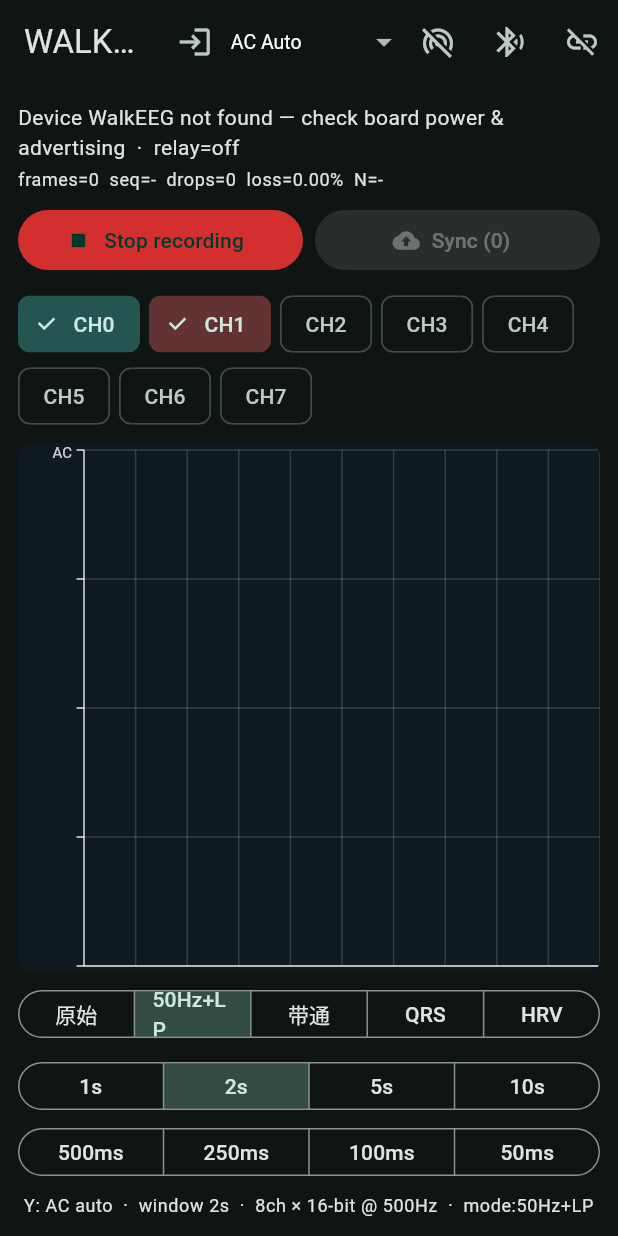
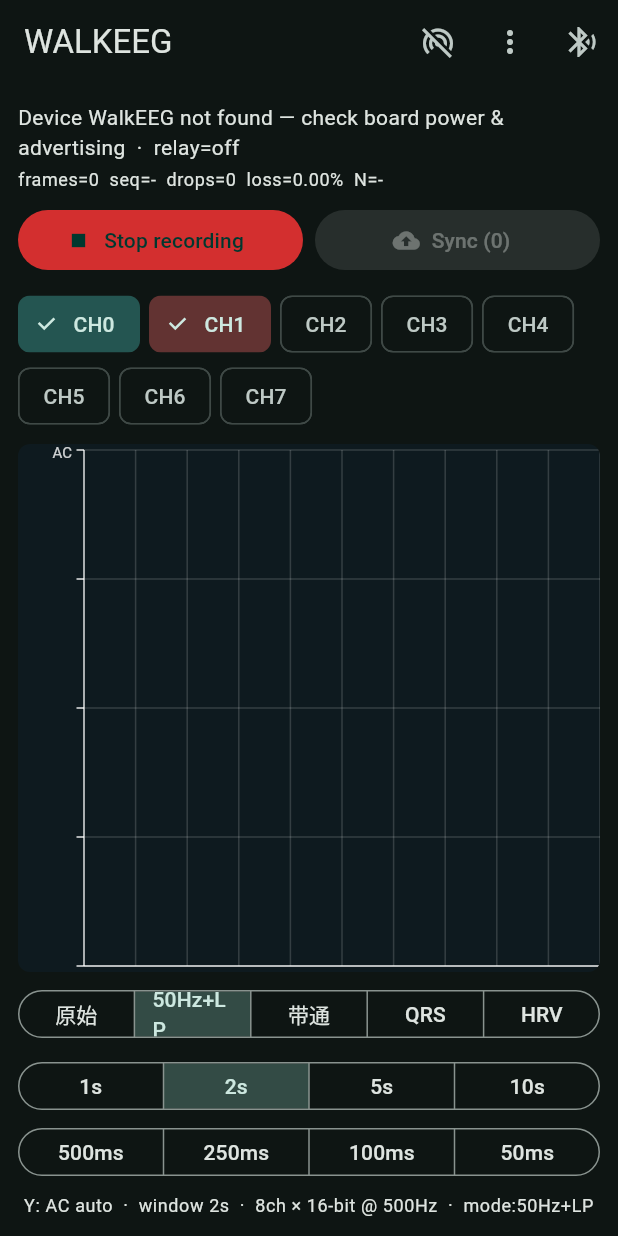
Before and after one commit to WalkEEG/WalkEEG, a Flutter app: the screen it shows after launch, after a tap on the "bluetooth searching" icon, after a tap on "Start recording", on a phone screen of 412 x 824 dp. Run offline on Flutter 3.47's test engine with Material 3 defaults, Android fonts, the phone set to English and light mode, and no system bars; our stand-ins replace flutter_blue_plus, permission_handler, shared_preferences; missing offline and left inert: aws_client.

Commit message:
fix(app): move relay button first, collapse AppBar actions, default relay host

```diff
--- a/05-Flutter program/lib/main.dart
+++ b/05-Flutter program/lib/main.dart
@@ -363,55 +363,73 @@
       appBar: AppBar(
         title: const Text('WALKEEG'),
         actions: [
-          if (_session != null)
-            Padding(
-              padding: const EdgeInsets.only(right: 4),
-              child: Center(
-                child: Text(
-                  _session!.email,
-                  style: const TextStyle(fontSize: 12, color: Colors.white70),
-                ),
-              ),
-            ),
           IconButton(
-            tooltip: _session == null ? 'Sign in' : 'Sign out',
-            onPressed: _session == null ? _openLogin : _logout,
-            icon: Icon(_session == null ? Icons.login : Icons.logout),
-          ),
-          DropdownButtonHideUnderline(
-            child: DropdownButton<double>(
-              value: _yMax,
-              dropdownColor: const Color(0xFF16262C),
-              iconEnabledColor: Colors.white70,
-              style: const TextStyle(color: Colors.white, fontSize: 13),
-              items: [
-                for (final (label, max) in _yRanges)
-                  DropdownMenuItem(value: max, child: Text(label)),
-              ],
-              onChanged: (v) {
-                if (v != null) setState(() => _yMax = v);
-              },
-            ),
-          ),
-          IconButton(
-            tooltip: _relay.connected ? 'Relay connected' : 'Relay to local server',
+            tooltip: _relay.connected
+                ? 'Relay connected'
+                : 'Relay to local server',
             onPressed: _openRelay,
             icon: Icon(_relay.connected
                 ? Icons.wifi_tethering
                 : Icons.wifi_tethering_off),
           ),
+          PopupMenuButton<String>(
+            tooltip: 'More',
+            onSelected: (v) {
+              if (v == 'account') {
+                if (_session == null) {
+                  _openLogin();
+                } else {
+                  _logout();
+                }
+                return;
+              }
+              if (v.startsWith('y:')) {
+                final max = double.tryParse(v.substring(2));
+                if (max != null) setState(() => _yMax = max);
+              }
+            },
+            itemBuilder: (ctx) => [
+              PopupMenuItem(
+                value: 'account',
+                child: Text(_session == null ? 'Sign in' : 'Sign out'),
+              ),
+              const PopupMenuDivider(),
+              for (final (label, max) in _yRanges)
+                PopupMenuItem(
+                  value: 'y:$max',
+                  child: Row(
+                    children: [
+                      if (_yMax == max)
+                        const Icon(Icons.check, size: 16)
+                      else
+                        const SizedBox(width: 16),
+                      const SizedBox(width: 8),
+                      Text(label),
+                    ],
+                  ),
+                ),
+            ],
+          ),
           IconButton(
-            tooltip: 'Connect',
+            tooltip: (_state == BleLinkState.connected ||
+                    _state == BleLinkState.streaming)
+                ? 'Disconnect'
+                : 'Connect',
             onPressed: _state == BleLinkState.scanning ||
                     _state == BleLinkState.connecting
                 ? null
-                : () => _ble.startScanAndConnect(),
-            icon: const Icon(Icons.bluetooth_searching),
-          ),
-          IconButton(
-            tooltip: 'Disconnect',
-            onPressed: () => _ble.disconnect(),
-            icon: const Icon(Icons.link_off),
+                : () {
+                    if (_state == BleLinkState.connected ||
+                        _state == BleLinkState.streaming) {
+                      _ble.disconnect();
+                    } else {
+                      _ble.startScanAndConnect();
+                    }
+                  },
+            icon: Icon((_state == BleLinkState.connected ||
+                    _state == BleLinkState.streaming)
+                ? Icons.link_off
+                : Icons.bluetooth_searching),
           ),
         ],
       ),
--- a/05-Flutter program/lib/relay/relay_service.dart
+++ b/05-Flutter program/lib/relay/relay_service.dart
@@ -20,7 +20,7 @@
   bool _want = false;
 
   String status = 'off';
-  String host = '192.168.1.100';
+  String host = '192.168.10.106';
   int port = 8787;
   int sentSamples = 0;
 
```
